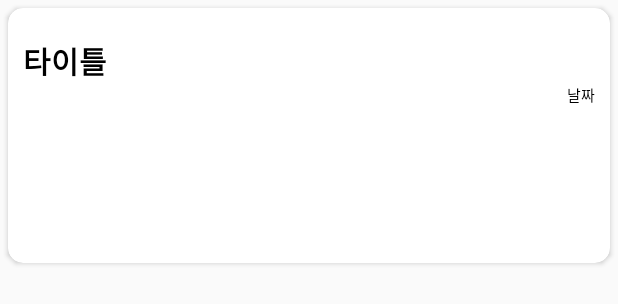
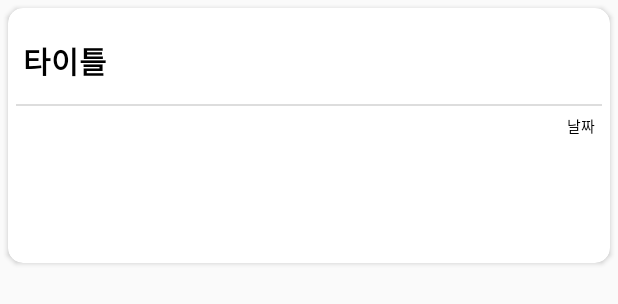
Before and after one commit to KimBoKyu/SNS_Project_FMW, an Android app: the layout item_mlist.xml on its own in the app's theme, with its tools: preview values and no code run, on a phone screen of 412 x 824 dp. Shown: the top 304 px of the screen. Run offline under Robolectric (Android 15) with nearby library versions, the phone set to English and light mode, and no system bars.

Commit message:
18Sep2019_sujin

```diff
--- a/app/src/main/java/com/example/sns_project/fragment/UserInfoFragment.java
+++ b/app/src/main/java/com/example/sns_project/fragment/UserInfoFragment.java
@@ -21,6 +21,7 @@ import androidx.fragment.app.Fragment;
 import com.bumptech.glide.Glide;
 import com.example.sns_project.CommentInfo;
 import com.example.sns_project.MlistInfo;
+import com.example.sns_project.PerformanceInfo;
 import com.example.sns_project.PostInfo;
 import com.example.sns_project.R;
 import com.example.sns_project.Util;
@@ -40,6 +41,8 @@ import com.google.firebase.firestore.QuerySnapshot;
 
 import java.io.IOException;
 import java.util.ArrayList;
+import java.util.Collections;
+import java.util.Comparator;
 import java.util.Date;
 import java.util.List;
 
@@ -77,6 +80,7 @@ public class UserInfoFragment extends Fragment {
         modifyButton.setOnClickListener(onClickListener);
         mListView = view.findViewById(R.id.myTitleListView) ;
         list = new ArrayList<>();
+
         DocumentReference documentReference = FirebaseFirestore.getInstance().collection("users").document(FirebaseAuth.getInstance().getCurrentUser().getUid());
         documentReference.get().addOnCompleteListener(new OnCompleteListener<DocumentSnapshot>() {
             @Override
--- a/app/src/main/res/layout/fragment_user_info.xml
+++ b/app/src/main/res/layout/fragment_user_info.xml
@@ -134,12 +134,14 @@
             <ListView
 
                 android:id="@+id/myTitleListView"
-                android:layout_width="370dp"
+                android:layout_width="match_parent"
                 android:layout_height="271dp"
                 android:layout_gravity="center"
                 android:layout_marginTop="10dp"
+                android:layout_marginRight="5dp"
+                android:layout_marginLeft="5dp"
                 android:divider="#00000000"
-                android:dividerHeight="15dp">
+                android:dividerHeight="10dp">
 
             </ListView>
 
--- a/app/src/main/res/layout/item_mlist.xml
+++ b/app/src/main/res/layout/item_mlist.xml
@@ -5,11 +5,12 @@
     android:layout_width="match_parent"
     android:layout_height="170dp"
     android:layout_margin="5dp"
-    app:cardCornerRadius="10dp">
+    app:cardCornerRadius="10dp"
+    >
 
             <LinearLayout
                 android:layout_width="match_parent"
-                android:layout_height="70dp"
+                android:layout_height="100dp"
                 android:orientation="vertical"
                 >
 
@@ -25,6 +26,15 @@
                     android:layout_marginTop="20dp"
                     android:layout_marginLeft="10dp"
                     tools:text="타이틀" />
+
+                <RelativeLayout
+                    android:layout_width="match_parent"
+                    android:layout_height="1dp"
+                    android:layout_marginTop="5dp"
+                    android:layout_marginBottom="5dp"
+                    android:layout_marginRight="5dp"
+                    android:layout_marginLeft="5dp"
+                    android:background="#DDDDDD" />
 
                 <TextView
                     android:id="@+id/createAt"
```
